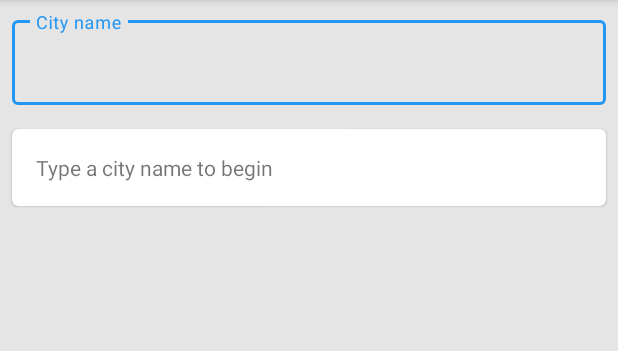
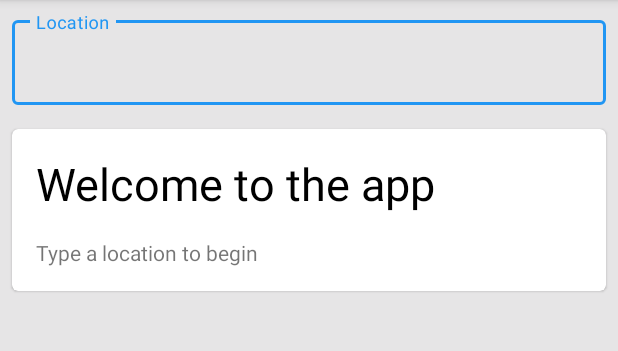
Before and after one commit to bartlomiej-szlachta/weather-app, an Android app: the screen it shows after launch (MainActivity), on a phone screen of 412 x 824 dp, the part 84-435 px from its top. Run offline under Robolectric (Android 15) with nearby library versions, the light colour scheme and no system bars.

Commit message:
feat: welcome card content

```diff
--- a/app/src/main/java/com/example/weather/MainActivity.kt
+++ b/app/src/main/java/com/example/weather/MainActivity.kt
@@ -8,7 +8,6 @@ import androidx.appcompat.app.AppCompatActivity
 import com.example.weather.dto.RootResponse
 import com.example.weather.model.WeatherEntity
 import kotlinx.android.synthetic.main.activity_main.label_error
-import kotlinx.android.synthetic.main.activity_main.label_welcome
 import kotlinx.android.synthetic.main.activity_main.progress_bar
 import kotlinx.android.synthetic.main.card_input.input_city_text
 import kotlinx.android.synthetic.main.card_weather.card_info
@@ -20,6 +19,8 @@ import kotlinx.android.synthetic.main.card_weather.value_pressure
 import kotlinx.android.synthetic.main.card_weather.value_sunrise
 import kotlinx.android.synthetic.main.card_weather.value_sunset
 import kotlinx.android.synthetic.main.card_weather.value_temperature
+import kotlinx.android.synthetic.main.layout_welcome.label_welcome
+import kotlinx.android.synthetic.main.layout_welcome.layout_welcome
 import retrofit2.Call
 import retrofit2.Callback
 import retrofit2.Response
@@ -73,21 +74,21 @@ class MainActivity : AppCompatActivity() {
     }
 
     private fun showWelcome() {
-        label_welcome.visibility = View.VISIBLE
+        layout_welcome.visibility = View.VISIBLE
         progress_bar.visibility = View.GONE
         label_error.visibility = View.GONE
         card_info.visibility = View.GONE
     }
 
     private fun showLoading() {
-        label_welcome.visibility = View.GONE
+        layout_welcome.visibility = View.GONE
         progress_bar.visibility = View.VISIBLE
         label_error.visibility = View.GONE
         card_info.visibility = View.GONE
     }
 
     private fun showError(message: String) {
-        label_welcome.visibility = View.GONE
+        layout_welcome.visibility = View.GONE
         progress_bar.visibility = View.GONE
         label_error.visibility = View.VISIBLE
         card_info.visibility = View.GONE
@@ -97,7 +98,7 @@ class MainActivity : AppCompatActivity() {
 
     @ExperimentalStdlibApi
     private fun showData(data: WeatherEntity) {
-        label_welcome.visibility = View.GONE
+        layout_welcome.visibility = View.GONE
         progress_bar.visibility = View.GONE
         label_error.visibility = View.GONE
         card_info.visibility = View.VISIBLE
--- a/app/src/main/res/layout/activity_main.xml
+++ b/app/src/main/res/layout/activity_main.xml
@@ -16,11 +16,7 @@
         android:layout_margin="8dp"
         app:contentPadding="16dp">
 
-        <TextView
-            android:id="@+id/label_welcome"
-            android:layout_width="match_parent"
-            android:layout_height="match_parent"
-            android:text="@string/message_welcome" />
+        <include layout="@layout/layout_welcome" />
 
         <ProgressBar
             android:id="@+id/progress_bar"
@@ -28,7 +24,7 @@
             android:layout_width="wrap_content"
             android:layout_height="wrap_content"
             android:layout_gravity="center_horizontal"
-            android:layout_margin="30dp"/>
+            android:layout_margin="30dp" />
 
         <TextView
             android:id="@+id/label_error"
--- /dev/null
+++ b/app/src/main/res/layout/layout_welcome.xml
@@ -0,0 +1,22 @@
+<?xml version="1.0" encoding="utf-8"?>
+<LinearLayout xmlns:android="http://schemas.android.com/apk/res/android"
+    android:id="@+id/layout_welcome"
+    android:layout_width="match_parent"
+    android:layout_height="match_parent"
+    android:orientation="vertical">
+
+    <TextView
+        android:id="@+id/header_welcome"
+        android:layout_width="match_parent"
+        android:layout_height="wrap_content"
+        android:text="@string/header_welcome"
+        android:textColor="@android:color/black"
+        android:textSize="30sp" />
+
+    <TextView
+        android:id="@+id/label_welcome"
+        android:layout_width="match_parent"
+        android:layout_height="wrap_content"
+        android:layout_marginTop="16dp"
+        android:text="@string/message_welcome" />
+</LinearLayout>
--- a/app/src/main/res/values/strings.xml
+++ b/app/src/main/res/values/strings.xml
@@ -1,8 +1,7 @@
 <resources>
     <string name="app_name">Weather</string>
-    <string name="input_hint">City name</string>
+    <string name="input_hint">Location</string>
     <string name="submit_text">Confirm</string>
-    <string name="message_welcome">Type a city name to begin</string>
     <string name="message_loading">Loading</string>
     <string name="label_unit_celsius">°C</string>
     <string name="template_pressure">%1$shPa</string>
@@ -10,4 +9,6 @@
     <string name="template_sunset">Sunset at %1$s</string>
     <string name="template_datetime">Last update on %1$s</string>
     <string name="image_description">Weather icon</string>
+    <string name="header_welcome">Welcome to the app</string>
+    <string name="message_welcome">Type a location to begin</string>
 </resources>
```
